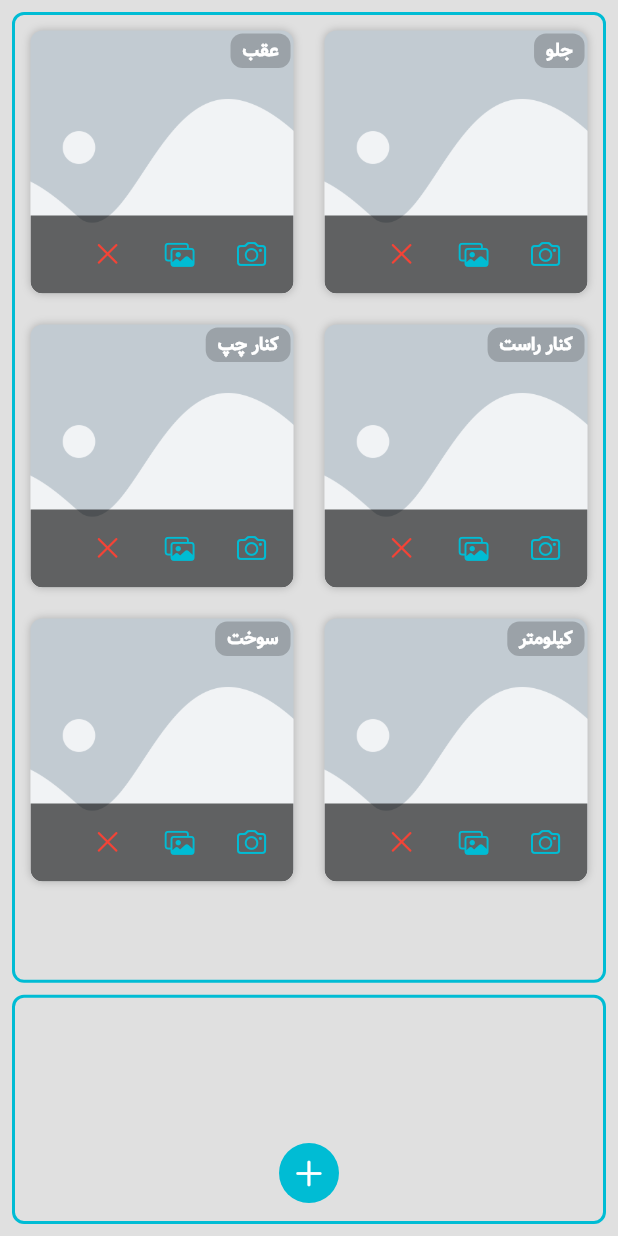
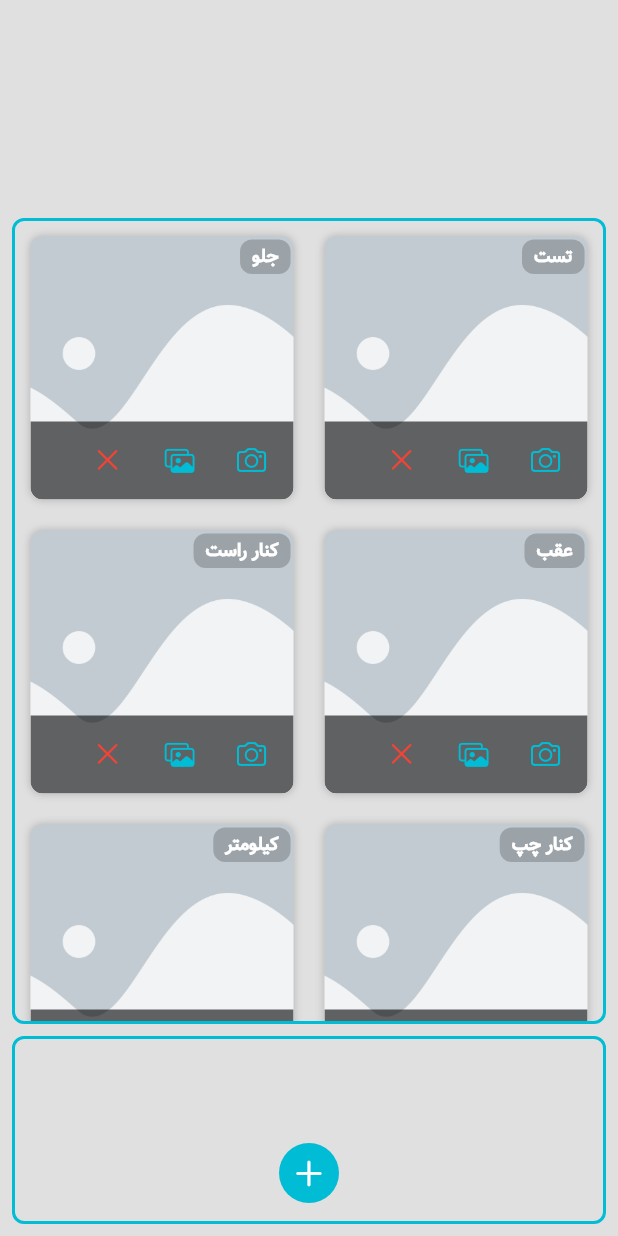
Before and after one commit to shervin-h/flutter_practice, a Flutter app: the ImagePickerScreen screen opened directly, on a phone screen of 412 x 824 dp. Run offline on Flutter 3.47's test engine with Material 2 defaults, Android fonts, the phone set to English and light mode, and no system bars; our stand-ins replace image_picker, shared_preferences, sleek_circular_slider, sqflite, syncfusion_flutter_gauges; missing offline and left inert: flutter_signature_pad, platform_device_id; accounts and stored records are empty; generated files the repository leaves out were written again.

Commit message:
practice with base64 encode and decode and Image.memory(base64Decode(encodedString))

```diff
--- /dev/null
+++ b/lib/src/screens/add/images_provider.dart
@@ -0,0 +1,14 @@
+import 'package:flutter/material.dart';
+
+class ImagesProvider extends ChangeNotifier {
+  String? _base64EncodedString;
+
+  String? get base64EncodedString {
+    return _base64EncodedString;
+  }
+
+  void setBase64EncodedString(String encodedString) {
+    _base64EncodedString = encodedString;
+    notifyListeners();
+  }
+}
--- a/lib/src/screens/add/tab_screen.dart
+++ b/lib/src/screens/add/tab_screen.dart
@@ -4,10 +4,12 @@ import 'dart:io';
 import 'package:flutter/cupertino.dart';
 import 'package:flutter/material.dart';
 import 'package:intl/intl.dart';
+import 'package:practice/src/screens/add/images_provider.dart';
 import 'package:practice/src/screens/add/tabs/signature_helper.dart';
 import 'package:practice/src/screens/add/tabs/syncfusion_flutter_gauges.dart';
 import 'package:practice/src/screens/add/tabs/vehicle_license_plate.dart';
 import 'package:practice/src/screens/add/tabs/images_screen.dart';
+import 'package:provider/provider.dart';
 
 import 'keys.dart';
 
@@ -75,8 +77,10 @@ class _TabScreenState extends State<TabScreen> with TickerProviderStateMixin {
 
               File imageFuel = KeyUtil.imagePickerScreenKey.currentState!.imageFileFuel!;
               String encodedImageFuelAsString = base64.encode(await imageFuel.readAsBytes());
+              Provider.of<ImagesProvider>(context, listen: false).setBase64EncodedString(encodedImageFuelAsString);
               print('---------------------------------');
-              print('image fuel as encoded string: $encodedImageFuelAsString');
+              // print('image fuel as encoded string: $encodedImageFuelAsString');
+              debugPrint('__${encodedImageFuelAsString}__');
 
               File imageKilometer = KeyUtil.imagePickerScreenKey.currentState!.imageFileKilometer!;
               String encodedImageKilometerAsString = base64.encode(await imageKilometer.readAsBytes());
--- a/lib/src/screens/add/tabs/images_screen.dart
+++ b/lib/src/screens/add/tabs/images_screen.dart
@@ -1,7 +1,11 @@
 import 'dart:io';
+import 'dart:convert';
+import 'dart:typed_data';
 import 'package:flutter/cupertino.dart';
 import 'package:flutter/material.dart';
 import 'package:image_picker/image_picker.dart';
+import 'package:practice/src/screens/add/images_provider.dart';
+import 'package:provider/provider.dart';
 
 class ImagePickerScreen extends StatefulWidget {
   const ImagePickerScreen({Key? key}) : super(key: key);
@@ -11,6 +15,27 @@ class ImagePickerScreen extends StatefulWidget {
 }
 
 class ImagePickerScreenState extends State<ImagePickerScreen> {
+
+  /*
+    import 'dart:convert';
+    import 'dart:typed_data';
+    import 'package:flutter/widgets.dart';
+
+
+    Image imageFromBase64String(String base64String) {
+      return Image.memory(base64Decode(base64String));
+    }
+
+    Uint8List dataFromBase64String(String base64String) {
+      return base64Decode(base64String);
+    }
+
+    String base64String(Uint8List data) {
+      return base64Encode(data);
+    }
+   */
+  File? imageFileTest;
+
   File? imageFileFront;
   File? imageFileBack;
   File? imageFileRightSide;
@@ -50,6 +75,7 @@ class ImagePickerScreenState extends State<ImagePickerScreen> {
     return imageFiles;
   }
 
+
   @override
   Widget build(BuildContext context) {
     double screenWidth = MediaQuery.of(context).size.width;
@@ -59,6 +85,16 @@ class ImagePickerScreenState extends State<ImagePickerScreen> {
       body: SafeArea(
         child: Column(
           children: [
+            Consumer<ImagesProvider>(
+              builder: (context, imgpro, _) {
+                return Expanded(
+                  flex: 2,
+                  child: (imgpro.base64EncodedString != null)
+                      ? Image.memory(base64Decode(imgpro.base64EncodedString!))
+                      : const SizedBox(),
+                );
+              },
+            ),
             Expanded(
               flex: 8,
               child: Container(
@@ -77,6 +113,22 @@ class ImagePickerScreenState extends State<ImagePickerScreen> {
                     childAspectRatio: 1 / 1,
                   ),
                   children: [
+                    ImagePickerGridItem(
+                      file: imageFileTest,
+                      title: 'تست',
+                      onCameraTap: () async {
+                        imageFileTest = await _pickImage();
+                        setState(() {});
+                      },
+                      onGalleryTap: () async {
+                        imageFileTest = await _pickImage(source: ImageSource.gallery);
+                        setState(() {});
+                      },
+                      onClearTap: () async {
+                        imageFileTest = null;
+                        setState(() {});
+                      },
+                    ),
                     ImagePickerGridItem(
                       file: imageFileFront,
                       title: 'جلو',
--- a/lib/src/screens/add/tabs/vehicle_license_plate.dart
+++ b/lib/src/screens/add/tabs/vehicle_license_plate.dart
@@ -98,7 +98,7 @@ class _LicensePlateState extends State<LicensePlate> {
                     flex: 2,
                     child: TextField(
                       controller: _twoDigitsController,
-                      autofocus: true,
+                      // autofocus: true,
                       keyboardType: TextInputType.number,
                       maxLines: 1,
                       textAlign: TextAlign.center,
--- a/pubspec.yaml
+++ b/pubspec.yaml
@@ -46,6 +46,7 @@ dependencies:
   syncfusion_flutter_gauges: ^20.2.40
   platform_device_id: ^1.0.1
   image_picker: ^0.8.5+3
+  provider: ^6.0.3
 
 dev_dependencies:
   flutter_test:
```
Also changed, not shown: lib/main.dart (+11 -2 lines), pubspec.lock.
